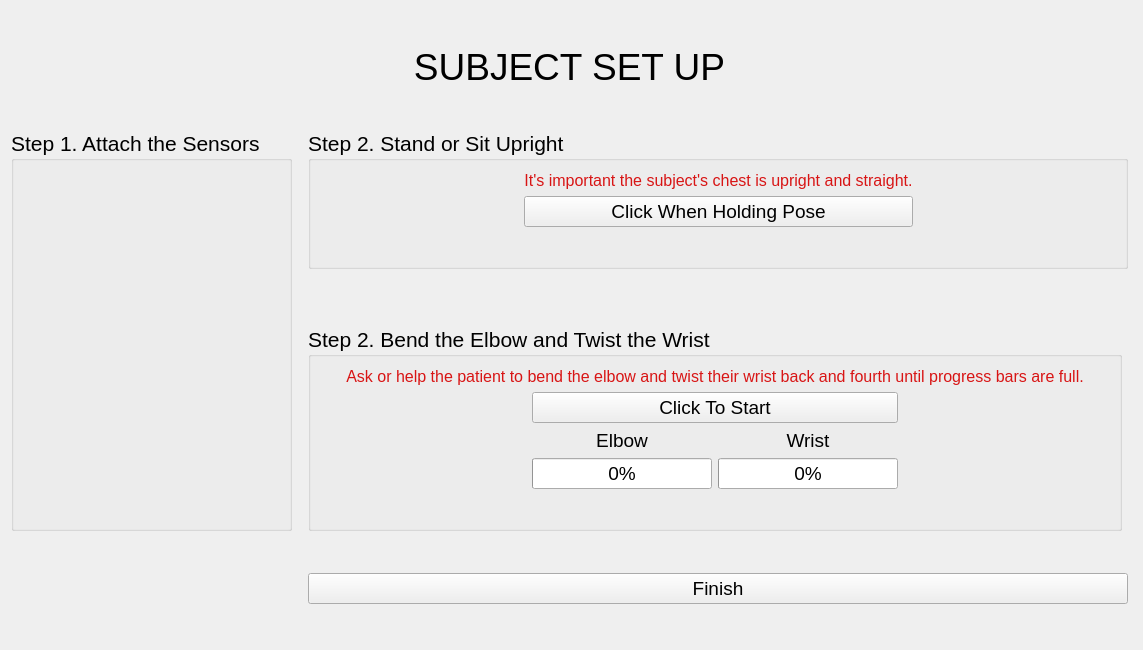
Above: LiveDataView/calibration_widget3.ui from mmcinnes123/Delsys_GUI_For_Physios before the change. Below: the same form after it.
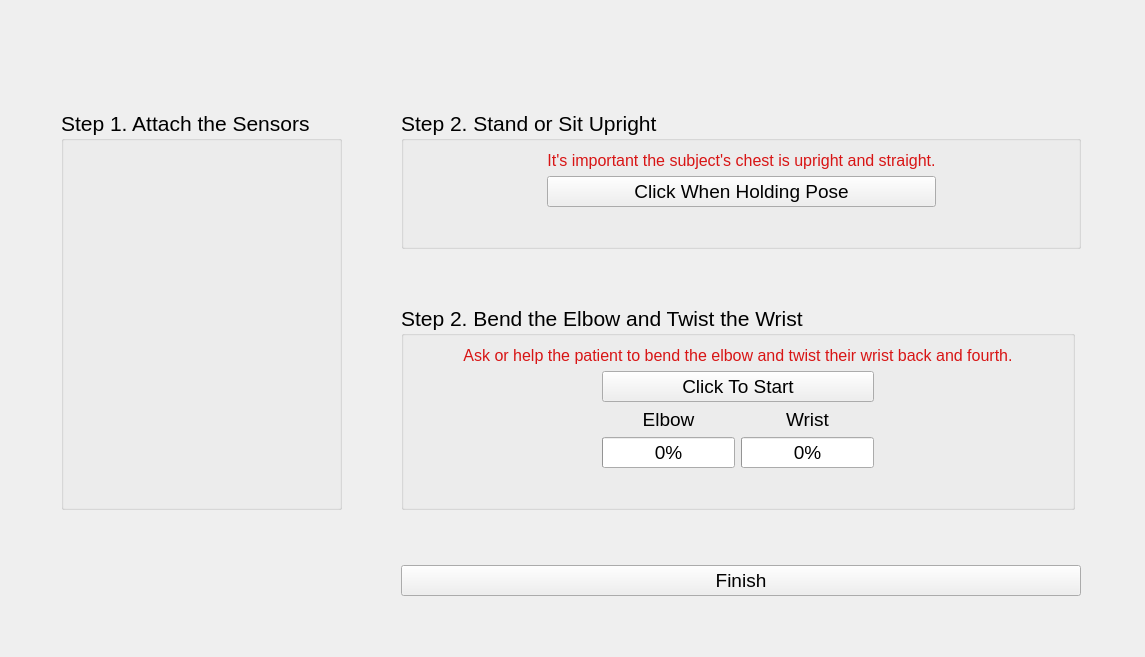
That is the form after the change.

Commit message: Changes to window formatting.

What changed in the file:
```diff
--- a/LiveDataView/calibration_widget3.ui
+++ b/LiveDataView/calibration_widget3.ui
@@ -6,29 +6,14 @@
    <rect>
     <x>0</x>
     <y>0</y>
-    <width>1143</width>
-    <height>650</height>
+    <width>1145</width>
+    <height>657</height>
    </rect>
   </property>
   <property name="windowTitle">
    <string>Subject Set Up</string>
   </property>
   <layout class="QGridLayout" name="gridLayout_3">
-   <item row="1" column="1" colspan="4">
-    <widget class="QLabel" name="label">
-     <property name="font">
-      <font>
-       <pointsize>28</pointsize>
-      </font>
-     </property>
-     <property name="text">
-      <string>SUBJECT SET UP</string>
-     </property>
-     <property name="alignment">
-      <set>Qt::AlignCenter</set>
-     </property>
-    </widget>
-   </item>
    <item row="0" column="3">
     <spacer name="verticalSpacer_4">
      <property name="orientation">
@@ -42,7 +27,7 @@
      </property>
     </spacer>
    </item>
-   <item row="2" column="3" colspan="2">
+   <item row="1" column="3" colspan="2">
     <spacer name="verticalSpacer">
      <property name="orientation">
       <enum>Qt::Vertical</enum>
@@ -55,7 +40,7 @@
      </property>
     </spacer>
    </item>
-   <item row="4" column="2">
+   <item row="3" column="2">
     <spacer name="horizontalSpacer_5">
      <property name="orientation">
       <enum>Qt::Horizontal</enum>
@@ -68,7 +53,7 @@
      </property>
     </spacer>
    </item>
-   <item row="7" column="3">
+   <item row="6" column="3">
     <spacer name="verticalSpacer_5">
      <property name="orientation">
       <enum>Qt::Vertical</enum>
@@ -81,7 +66,7 @@
      </property>
     </spacer>
    </item>
-   <item row="4" column="3" colspan="2">
+   <item row="3" column="3" colspan="2">
     <spacer name="verticalSpacer_3">
      <property name="orientation">
       <enum>Qt::Vertical</enum>
@@ -94,7 +79,7 @@
      </property>
     </spacer>
    </item>
-   <item row="4" column="5">
+   <item row="3" column="5">
     <spacer name="horizontalSpacer_12">
      <property name="orientation">
       <enum>Qt::Horizontal</enum>
@@ -107,7 +92,7 @@
      </property>
     </spacer>
    </item>
-   <item row="3" column="3" colspan="2">
+   <item row="2" column="3" colspan="2">
     <widget class="QGroupBox" name="groupBox">
      <property name="font">
       <font>
@@ -270,7 +255,7 @@
      </layout>
     </widget>
    </item>
-   <item row="8" column="3" colspan="2">
+   <item row="7" column="3" colspan="2">
     <widget class="QPushButton" name="finishButton">
      <property name="font">
       <font>
@@ -282,20 +267,20 @@
      </property>
     </widget>
    </item>
-   <item row="3" column="0">
+   <item row="2" column="0">
     <spacer name="horizontalSpacer_11">
      <property name="orientation">
       <enum>Qt::Horizontal</enum>
      </property>
      <property name="sizeHint" stdset="0">
       <size>
-       <width>40</width>
+       <width>110</width>
        <height>20</height>
       </size>
      </property>
     </spacer>
    </item>
-   <item row="5" column="3">
+   <item row="4" column="3">
     <widget class="QGroupBox" name="groupBox_2">
      <property name="font">
       <font>
@@ -547,7 +532,7 @@
          </font>
         </property>
         <property name="text">
-         <string>Ask or help the patient to bend the elbow and twist their wrist back and fourth until progress bars are full.</string>
+         <string>Ask or help the patient to bend the elbow and twist their wrist back and fourth.</string>
         </property>
         <property name="alignment">
          <set>Qt::AlignCenter</set>
@@ -557,7 +542,7 @@
      </layout>
     </widget>
    </item>
-   <item row="9" column="3" colspan="2">
+   <item row="8" column="3" colspan="2">
     <spacer name="verticalSpacer_2">
      <property name="orientation">
       <enum>Qt::Vertical</enum>
@@ -570,7 +555,7 @@
      </property>
     </spacer>
    </item>
-   <item row="3" column="1" rowspan="3">
+   <item row="2" column="1" rowspan="3">
     <widget class="QGroupBox" name="step1_groupBox">
      <property name="font">
       <font>
@@ -610,7 +595,7 @@
      </layout>
     </widget>
    </item>
-   <item row="4" column="6">
+   <item row="3" column="6">
     <spacer name="horizontalSpacer_6">
      <property name="orientation">
       <enum>Qt::Horizontal</enum>
@@ -623,6 +608,19 @@
      </property>
     </spacer>
    </item>
+   <item row="3" column="0">
+    <spacer name="horizontalSpacer_13">
+     <property name="orientation">
+      <enum>Qt::Horizontal</enum>
+     </property>
+     <property name="sizeHint" stdset="0">
+      <size>
+       <width>40</width>
+       <height>20</height>
+      </size>
+     </property>
+    </spacer>
+   </item>
   </layout>
  </widget>
  <resources/>
```
The commit also changes 5 other files.
